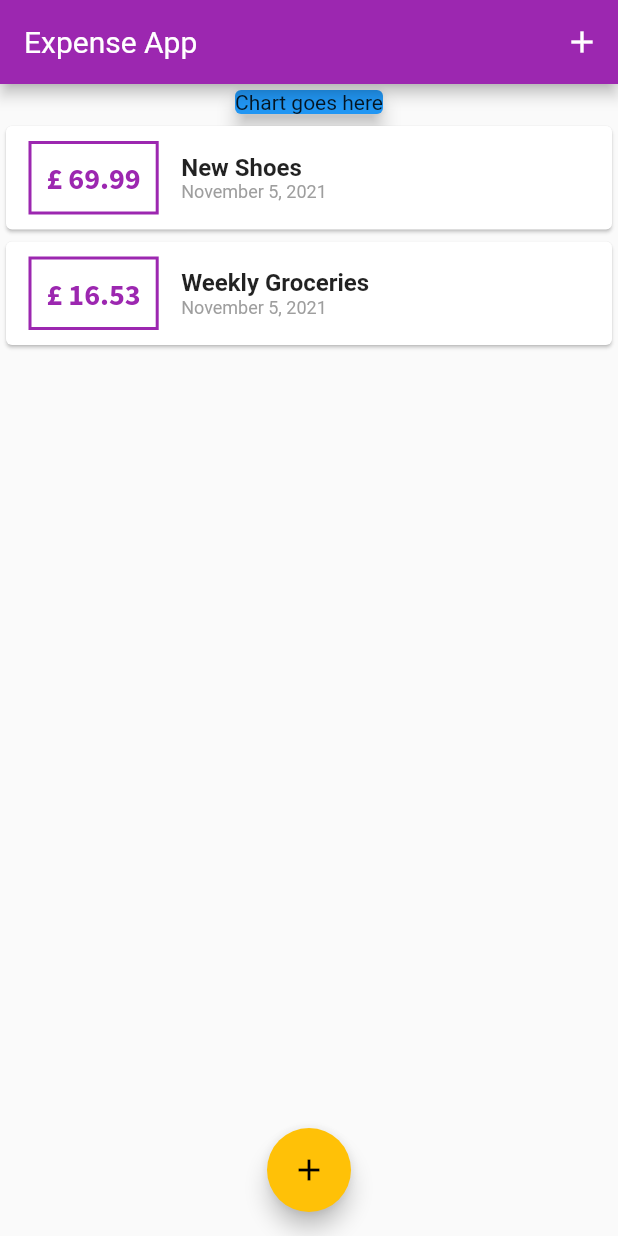
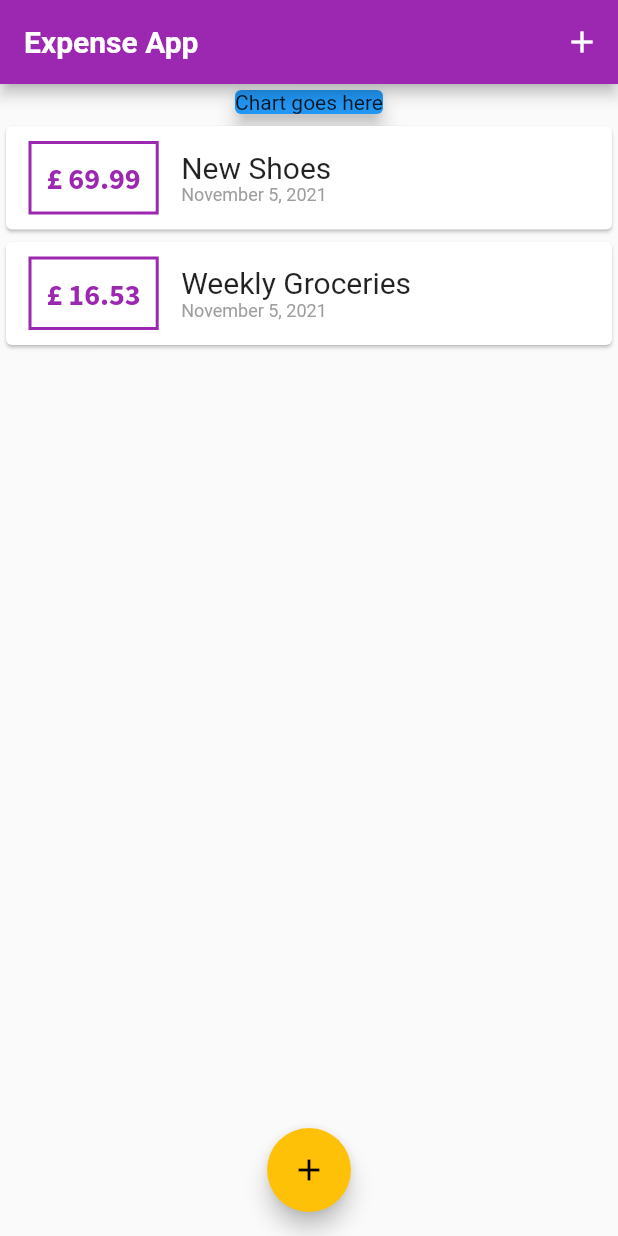
Before and after one commit to alexmisnovs/expense_tracker, a Flutter app: the screen it shows after launch, on a phone screen of 412 x 824 dp. Run offline on Flutter 3.47's test engine with Material 2 defaults, Android fonts, the phone set to English and light mode, and no system bars.

Commit message:
Added custom fonts to Theme

```diff
--- a/lib/main.dart
+++ b/lib/main.dart
@@ -13,6 +13,22 @@ class MyApp extends StatelessWidget {
         primarySwatch: Colors.purple,
         accentColor: Colors.amber,
         fontFamily: 'Roboto',
+        appBarTheme: AppBarTheme(
+          toolbarTextStyle: const TextTheme(
+            headline6: TextStyle(
+              fontFamily: 'Source Sans Pro',
+              fontSize: 20,
+              // fontWeight: FontWeight.bold,
+            ),
+          ).bodyText2,
+          titleTextStyle: const TextTheme(
+            headline6: TextStyle(
+              fontFamily: 'Roboto',
+              fontSize: 20,
+              fontWeight: FontWeight.bold,
+            ),
+          ).headline6,
+        ),
       ),
       title: 'Expense Tracker App',
       home: MyHomePage(),
--- a/lib/widgets/transaction_list.dart
+++ b/lib/widgets/transaction_list.dart
@@ -40,11 +40,7 @@ class TransactionList extends StatelessWidget {
                   children: [
                     Text(
                       transactions[index].title,
-                      style: TextStyle(
-                        fontFamily: 'Roboto',
-                        fontWeight: FontWeight.bold,
-                        fontSize: 16,
-                      ),
+                      style: Theme.of(context).textTheme.headline6,
                     ),
                     Text(
                       DateFormat.yMMMMd().format(transactions[index].date),
```
